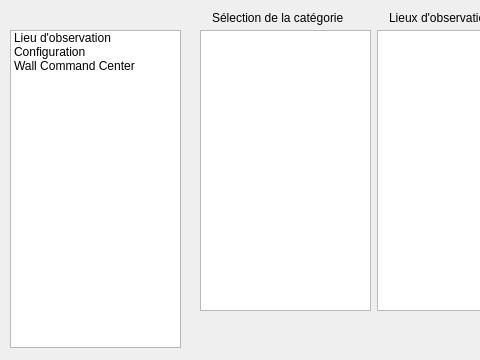
First picture: the form in src/interface/options/options.ui, repository mconsidine/previsat_archive, before the edit; both pictures show x 0 to 480 and y 0 to 360 of the 960 by 360 pixel window.
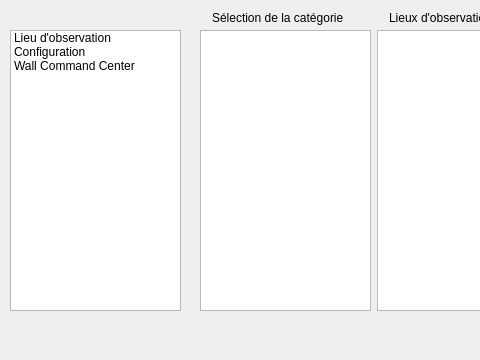
Second picture: the form after the edit. Icons and pictures are not drawn.

Patch:
```diff
--- a/src/interface/options/options.ui
+++ b/src/interface/options/options.ui
@@ -50,7 +50,7 @@
      <x>10</x>
      <y>30</y>
      <width>171</width>
-     <height>318</height>
+     <height>281</height>
     </rect>
    </property>
    <item>
```
